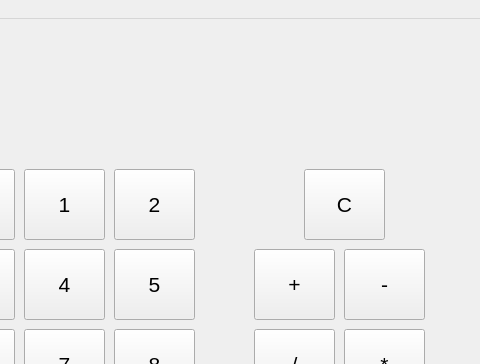
Before: the Qt Designer form gui.ui in MaxJameson/PyQt-Calculator, drawn with Qt 5; both pictures show x 106 to 586 and y 0 to 364 of the 586 by 553 pixel window.
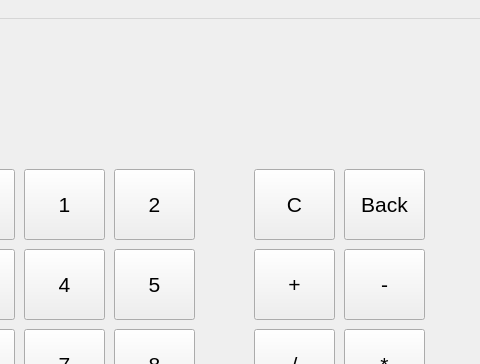
After: the same form once the commit is applied.

Commit message: Added a back button

Diff of the .ui file:
```diff
--- a/gui.ui
+++ b/gui.ui
@@ -311,7 +311,7 @@
    <widget class="QPushButton" name="Btn_Clear">
     <property name="geometry">
      <rect>
-      <x>410</x>
+      <x>360</x>
       <y>150</y>
       <width>81</width>
       <height>71</height>
@@ -326,6 +326,24 @@
      <string>C</string>
     </property>
    </widget>
+   <widget class="QPushButton" name="Btn_Back">
+    <property name="geometry">
+     <rect>
+      <x>450</x>
+      <y>150</y>
+      <width>81</width>
+      <height>71</height>
+     </rect>
+    </property>
+    <property name="font">
+     <font>
+      <pointsize>16</pointsize>
+     </font>
+    </property>
+    <property name="text">
+     <string>Back</string>
+    </property>
+   </widget>
   </widget>
   <widget class="QMenuBar" name="menubar">
    <property name="geometry">
```
The commit also changes 2 other files.
